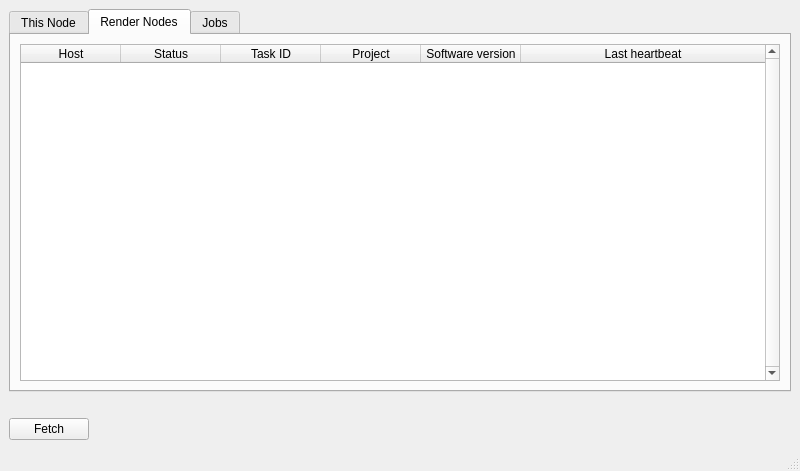
Before: the Qt Designer form Ui_FarmView.ui in CogswellProjectHydra/githubHydraRepo, drawn with Qt 5.
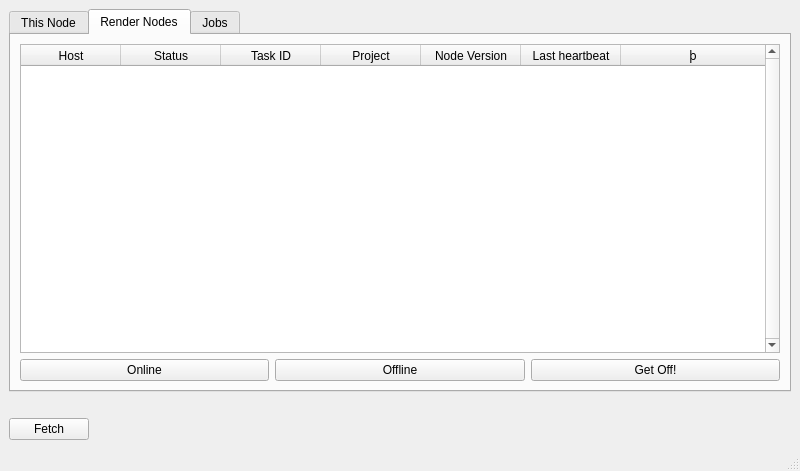
After: the same form once the commit is applied.

Commit message: FarmView Check Boxes WIP

Diff of the .ui file:
```diff
--- a/Ui_FarmView.ui
+++ b/Ui_FarmView.ui
@@ -239,7 +239,7 @@
           </column>
           <column>
            <property name="text">
-            <string>Software version</string>
+            <string>Node Version</string>
            </property>
           </column>
           <column>
@@ -247,8 +247,43 @@
             <string>Last heartbeat</string>
            </property>
           </column>
+          <column>
+           <property name="text">
+            <string>þ</string>
+           </property>
+           <property name="font">
+            <font>
+             <family>Wingdings</family>
+            </font>
+           </property>
+          </column>
          </widget>
         </item>
+        <item row="1" column="0">
+         <layout class="QHBoxLayout" name="horizontalLayout_2">
+          <item>
+           <widget class="QPushButton" name="onlineRenderNodesButton">
+            <property name="text">
+             <string>Online</string>
+            </property>
+           </widget>
+          </item>
+          <item>
+           <widget class="QPushButton" name="offlineRenderNodesButton">
+            <property name="text">
+             <string>Offline</string>
+            </property>
+           </widget>
+          </item>
+          <item>
+           <widget class="QPushButton" name="getOffRenderNodesButton">
+            <property name="text">
+             <string>Get Off!</string>
+            </property>
+           </widget>
+          </item>
+         </layout>
+        </item>
        </layout>
       </widget>
       <widget class="QWidget" name="jobsTab">
```
Left out of the diff: 15 changed lines with no effect on the pictures. The commit also changes 4 other files.
